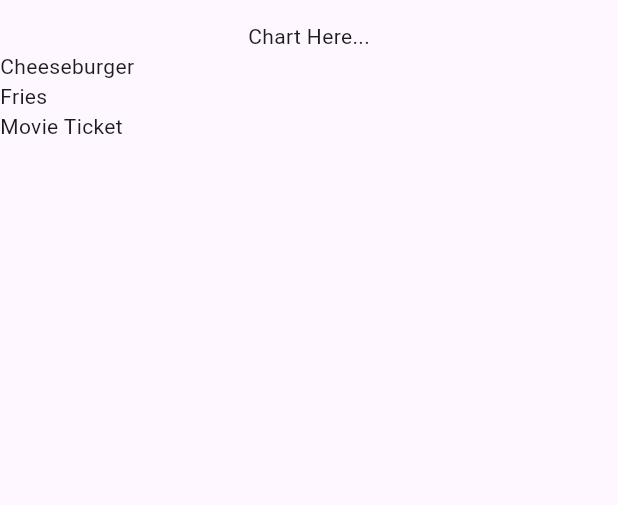
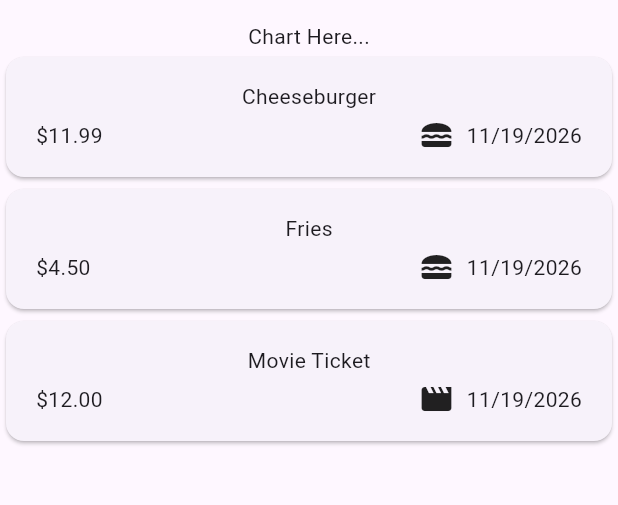
Before and after one commit to sameerkum0305-eng/expense_tracker, a Flutter app: the screen it shows after launch, on a phone screen of 412 x 824 dp, the part 63-568 px from its top. Run offline on Flutter 3.47's test engine with Material 3 defaults, Android fonts, the phone set to English and light mode, and no system bars.

Commit message:
updated expenses_list and also app bar in expenses.dart

```diff
--- a/lib/widgets/expense_item.dart
+++ b/lib/widgets/expense_item.dart
@@ -1,3 +1,4 @@
+import 'package:expense_tracker/models/expense.dart';
 import 'package:flutter/material.dart';
 
 class ExpenseItem extends StatelessWidget {
--- a/lib/widgets/expenses.dart
+++ b/lib/widgets/expenses.dart
@@ -40,12 +40,15 @@ class _ExpensesState extends State<Expenses> {
   @override
   Widget build(BuildContext context) {
     return Scaffold(
-      appBar: AppBar(
-        title: Text("Expense Tracker"),
-        actions: [
-          IconButton(icon: Icon(Icons.add), onPressed: _openAddExpenseOverlay),
-        ],
-      ),
+  appBar: AppBar(
+  title: const Text('Expense Tracker'),
+  actions: [
+    IconButton(
+      onPressed: _openAddExpenseOverlay,
+      icon: const Icon(Icons.add),
+    ),
+  ],
+),
       body: Column(
         children: [
           Text("Chart Here..."),
--- a/lib/widgets/expenses_list.dart
+++ b/lib/widgets/expenses_list.dart
@@ -1,14 +1,18 @@
-//expenses_list
 import 'package:expense_tracker/models/expense.dart';
+import 'package:expense_tracker/widgets/expense_item.dart';
 import 'package:flutter/material.dart';
 
 class ExpensesList extends StatelessWidget {
   const ExpensesList({super.key, required this.expenses});
+
   final List<Expense> expenses;
+
   @override
   Widget build(BuildContext context) {
     return ListView.builder(
       itemCount: expenses.length,
-      itemBuilder: (ctx, index) => Text(expenses[index].title));
+      itemBuilder: (ctx, index) =>
+          ExpenseItem(expense: expenses[index]),
+    );
   }
 }
```
